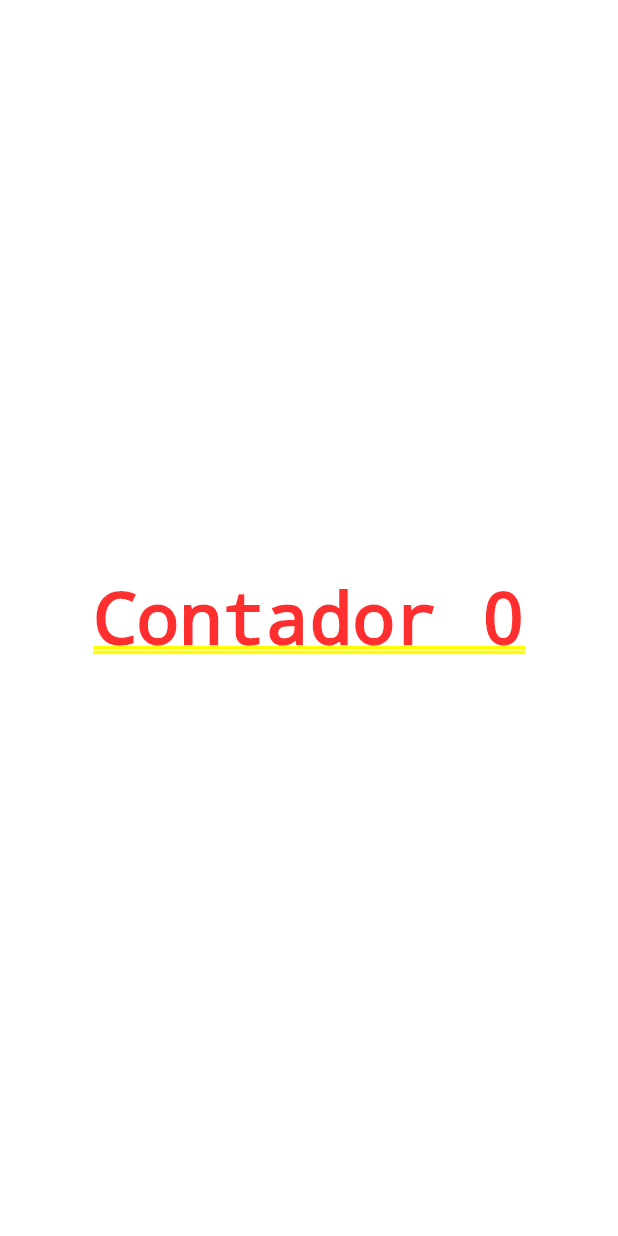
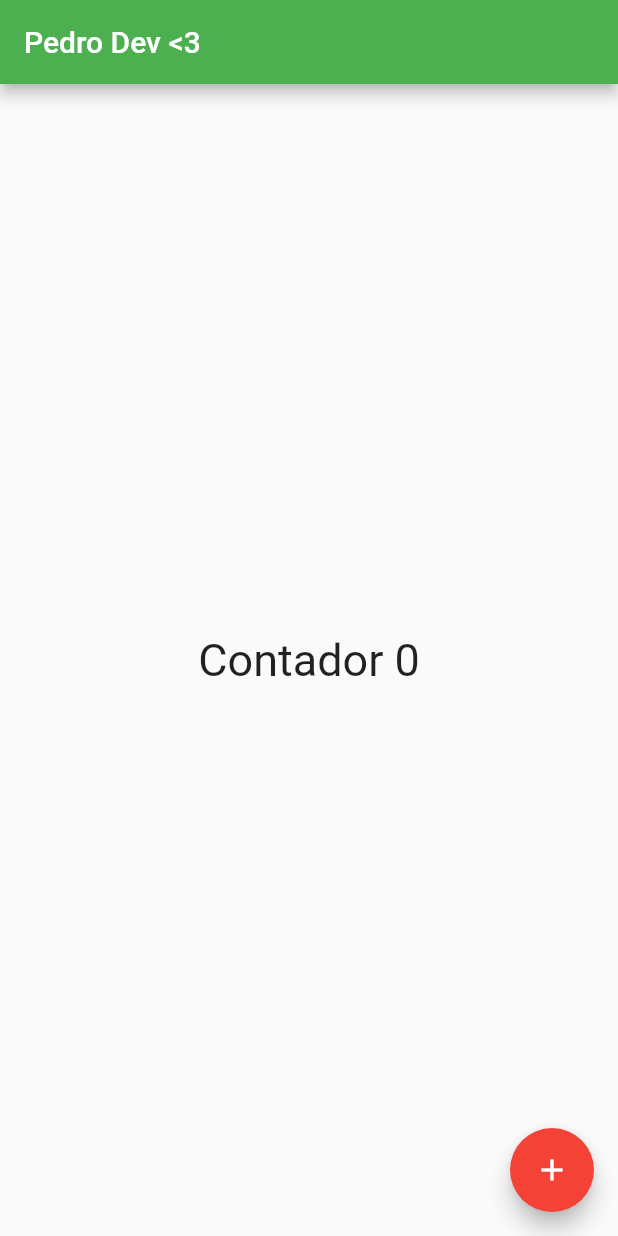
Before and after one commit to 1pedr1N/learningFlutter, a Flutter app: the screen it shows after launch, on a phone screen of 412 x 824 dp. Run offline on Flutter 3.47's test engine with Material 2 defaults, Android fonts, the phone set to English and light mode, and no system bars.

Commit message:
class 10

```diff
--- a/lib/home_page.dart
+++ b/lib/home_page.dart
@@ -1,4 +1,4 @@
-import 'package:flutter/cupertino.dart';
+import 'package:flutter/material.dart';
 
 class HomePage extends StatefulWidget {
   @override
@@ -11,15 +11,31 @@ class HomePageState extends State<HomePage> {
   int counter = 0;
   @override
   Widget build(BuildContext context) {
-    return Container(
-        child: Center(
+    return Scaffold(
+      appBar: AppBar(
+        backgroundColor: Colors.green,
+        title: Text('Pedro Dev <3'),
+      ),
+      body: Center(
           child: GestureDetector(
-      child: Text('Contador $counter'),
+        child: Text(
+          'Contador $counter',
+          style: TextStyle(fontSize: 30),
+        ),
         onTap: () {
           setState(() {
             counter++;
           });
         },
-    )));
+      )),
+      floatingActionButton: FloatingActionButton(
+        child: Icon(Icons.add),
+        onPressed: () {
+          setState(() {
+            counter++;
+          });
+        },
+      ),
+    );
   }
 }
```
Lines whose indentation alone changed are shown as unchanged.
